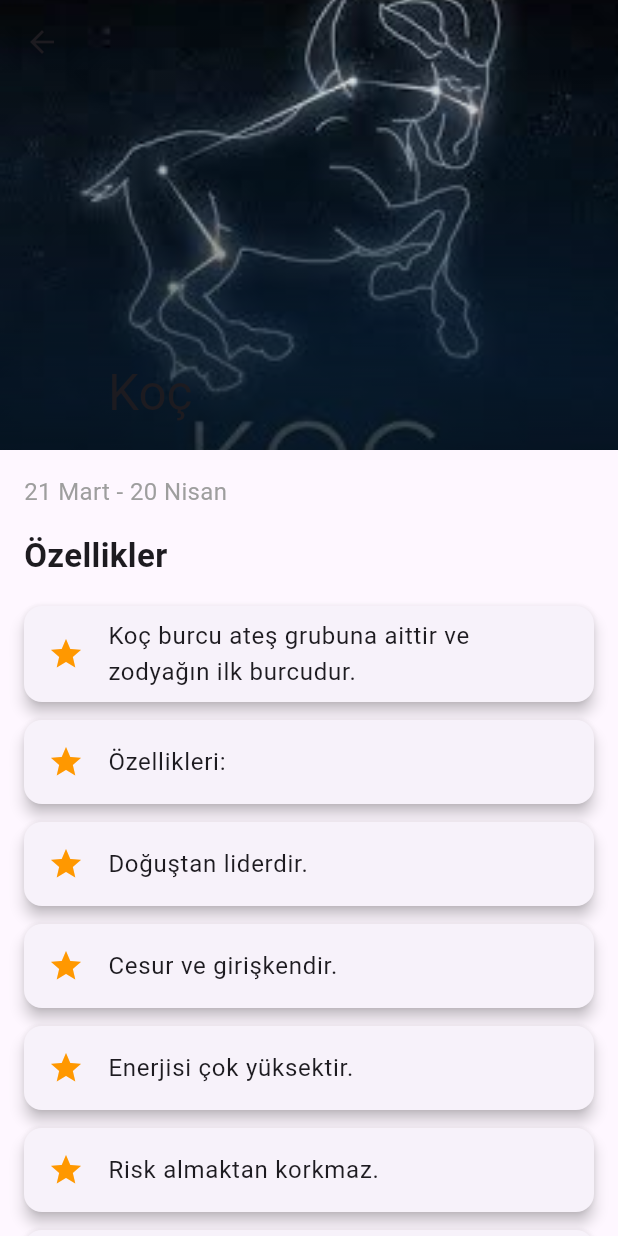
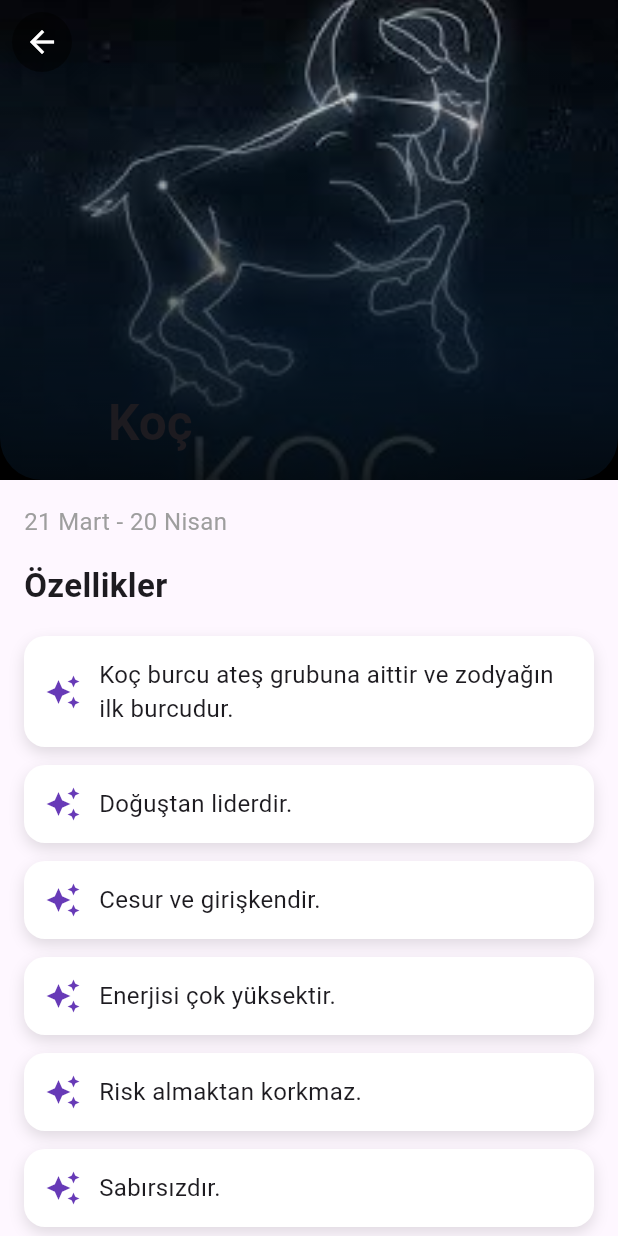
Before and after one commit to sinemsafak/horoscope_app, a Flutter app: the screen it shows after launch, after a tap on "Koç", on a phone screen of 412 x 824 dp. Run offline on Flutter 3.47's test engine with Material 3 defaults, Android fonts, the light colour scheme and no system bars.

Commit message:
tasarım düzenlemesi

```diff
--- a/lib/screens/detail_screen.dart
+++ b/lib/screens/detail_screen.dart
@@ -1,5 +1,5 @@
 import 'package:flutter/material.dart';
-import '../models/zodiac.dart';
+import 'package:horoscope_app/models/zodiac.dart';
 
 class DetailScreen extends StatelessWidget {
   final Zodiac zodiac;
@@ -10,33 +10,49 @@ class DetailScreen extends StatelessWidget {
   Widget build(BuildContext context) {
     final features = zodiac.description
         .split("\n")
-        .where((e) => e.trim().isNotEmpty)
+        .where((e) => e.trim().isNotEmpty && !e.contains("Özellikleri"))
         .toList();
 
     return Scaffold(
       body: CustomScrollView(
         slivers: [
           SliverAppBar(
-            expandedHeight: 300,
+            expandedHeight: 320,
             pinned: true,
-            leading: IconButton(
-              icon: Icon(Icons.arrow_back),
+            backgroundColor: Colors.black,
+            leading: Container(
+              margin: EdgeInsets.all(8),
+              decoration: BoxDecoration(
+                color: Colors.black.withOpacity(0.5),
+                shape: BoxShape.circle,
+              ),
+              child: IconButton(
+                icon: Icon(Icons.arrow_back, color: Colors.white),
                 onPressed: () => Navigator.pop(context),
               ),
+            ),
             flexibleSpace: FlexibleSpaceBar(
-              title: Text(zodiac.name),
+              title: Text(
+                zodiac.name,
+                style: TextStyle(fontWeight: FontWeight.bold),
+              ),
               background: Stack(
                 fit: StackFit.expand,
                 children: [
-                  Image.asset(
+                  ClipRRect(
+                    borderRadius: BorderRadius.vertical(
+                      bottom: Radius.circular(28),
+                    ),
+                    child: Image.asset(
                       zodiac.image,
                       fit: BoxFit.cover,
+                    ),
                   ),
                   Container(
                     decoration: BoxDecoration(
                       gradient: LinearGradient(
                         colors: [
-                          Colors.black.withOpacity(0.7),
+                          Colors.black.withOpacity(0.85),
                           Colors.transparent,
                         ],
                         begin: Alignment.bottomCenter,
@@ -74,20 +90,31 @@ class DetailScreen extends StatelessWidget {
                   SizedBox(height: 12),
 
                   ...features.map((feature) {
-                    return Card(
-                      elevation: 4,
+                    return Container(
                       margin: EdgeInsets.symmetric(vertical: 6),
-                      shape: RoundedRectangleBorder(
-                        borderRadius: BorderRadius.circular(12),
+                      padding: EdgeInsets.all(14),
+                      decoration: BoxDecoration(
+                        color: Colors.white,
+                        borderRadius: BorderRadius.circular(14),
+                        boxShadow: [
+                          BoxShadow(
+                            color: Colors.black12,
+                            blurRadius: 8,
+                            offset: Offset(0, 4),
                           ),
-                      child: ListTile(
-                        leading: Icon(
-                          Icons.star,
-                          color: Colors.orange,
+                        ],
                       ),
-                        title: Text(
+                      child: Row(
+                        children: [
+                          Icon(Icons.auto_awesome, color: Colors.deepPurple),
+                          SizedBox(width: 12),
+                          Expanded(
+                            child: Text(
                               feature.replaceAll(RegExp(r'^\d+\.\s*'), ''),
+                              style: TextStyle(fontSize: 16),
                             ),
+                          ),
+                        ],
                       ),
                     );
                   }).toList(),
```
Lines whose indentation alone changed are shown as unchanged.
